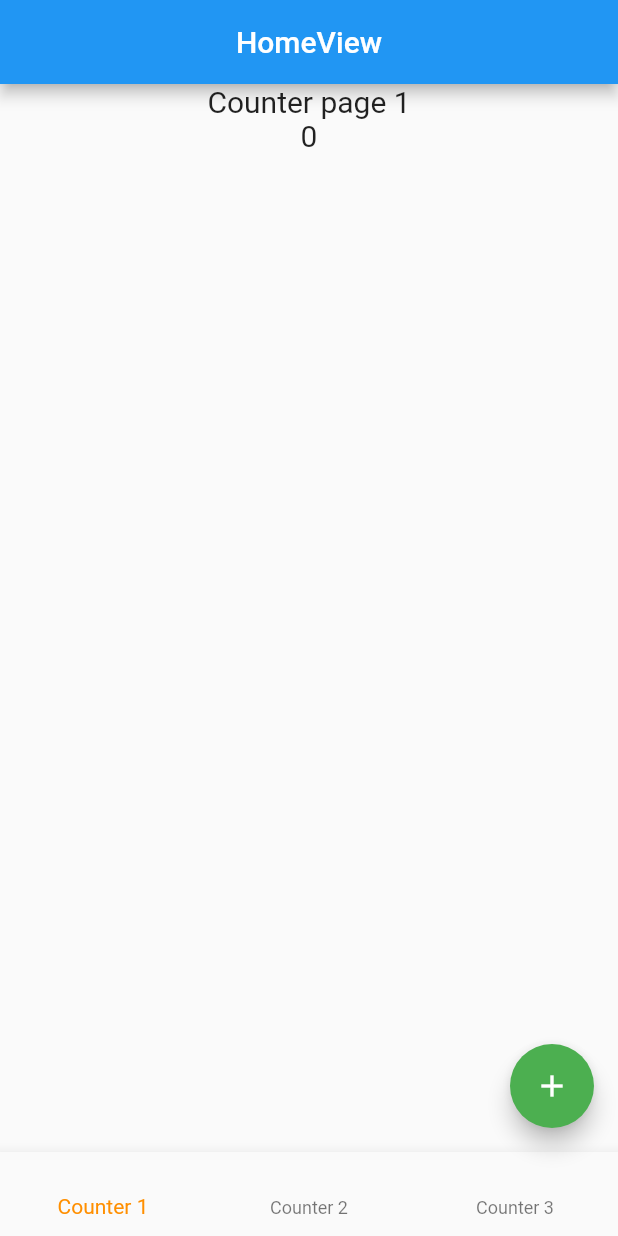
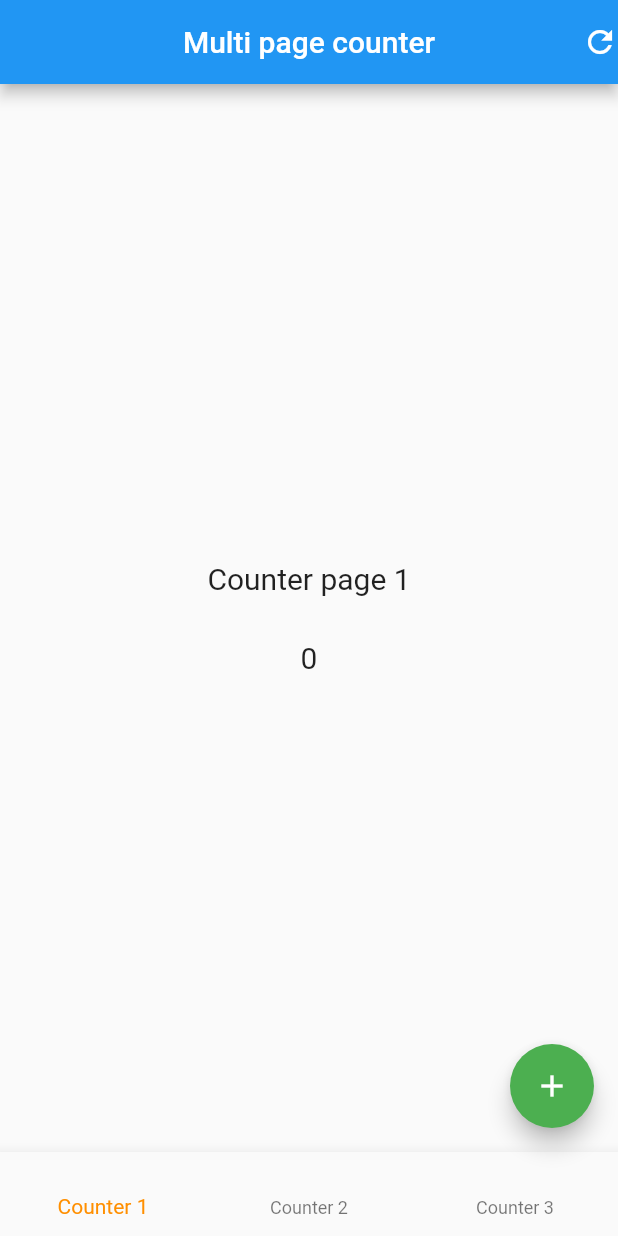
Before and after one commit to devalchauhan/multi_page_counter, a Flutter app: the screen it shows after launch, on a phone screen of 412 x 824 dp. Run offline on Flutter 3.47's test engine with Material 2 defaults, Android fonts, the phone set to English and light mode, and no system bars; our stand-ins replace firebase_core, firebase_database, get; accounts and stored records are empty.

```diff
--- a/lib/app/data/counter/counter_dao.dart
+++ b/lib/app/data/counter/counter_dao.dart
@@ -7,4 +7,9 @@ class CounterDao {
   void saveCount(Counter counter, String page) {
     counterRef.child(page).set(counter.toJson());
   }
+  void resetCounters() {
+    counterRef.child("1").set(Counter(0).toJson());
+    counterRef.child("2").set(Counter(0).toJson());
+    counterRef.child("3").set(Counter(0).toJson());
+  }
 }
--- a/lib/app/modules/home/views/counter_view.dart
+++ b/lib/app/modules/home/views/counter_view.dart
@@ -9,6 +9,7 @@ class CounterView extends GetView<HomeController> {
     return Scaffold(
       body: Obx(
         () => Column(
+          mainAxisAlignment: MainAxisAlignment.center,
           children: [
             Center(
               child: Text(
@@ -16,6 +17,7 @@ class CounterView extends GetView<HomeController> {
                 style: TextStyle(fontSize: 20),
               ),
             ),
+            SizedBox(height: 30.0,),
             Center(
               child: Text(
                 '${controller.getCounter()}',
--- a/lib/app/modules/home/views/home_view.dart
+++ b/lib/app/modules/home/views/home_view.dart
@@ -10,8 +10,14 @@ class HomeView extends GetView<HomeController> {
   Widget build(BuildContext context) {
     return Scaffold(
       appBar: AppBar(
-        title: Text('HomeView'),
+        title: Text('Multi page counter'),
         centerTitle: true,
+        actions: [
+          InkWell(
+            onTap: controller.resetData,
+            child: Icon(Icons.refresh),
+          ),
+        ],
       ),
       body: CounterView(),
       floatingActionButton: FloatingActionButton(
```
Also changed, not shown: lib/app/modules/home/controllers/home_controller.dart (+11 -6 lines).
